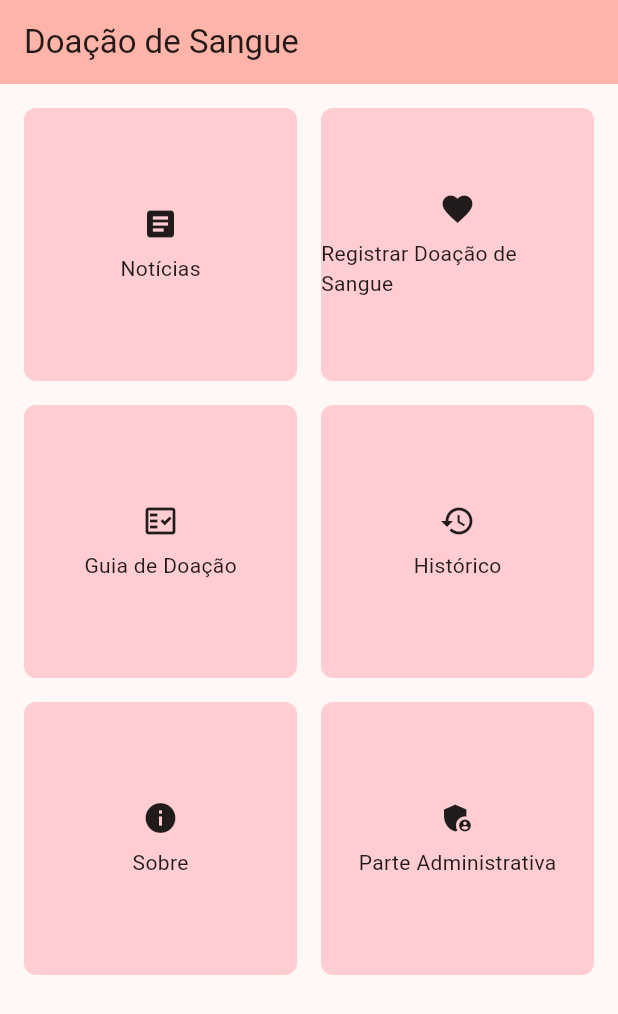
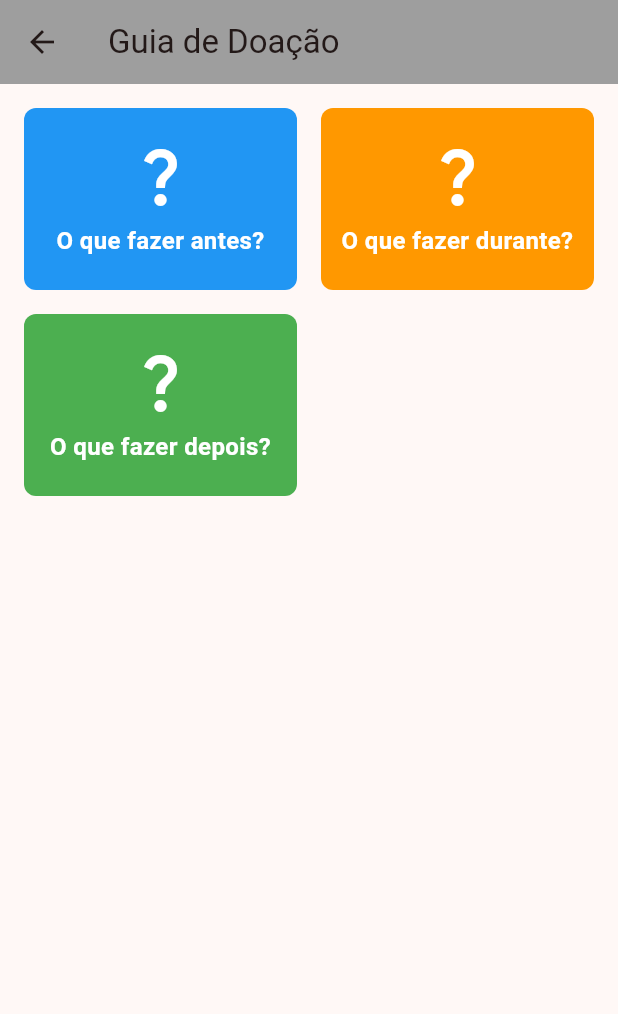
Before and after one commit to MatheusSaleh/AppBancoDeSangue, a Flutter app: the screen it shows after launch, after a tap on "Guia de Doação", on a phone screen of 412 x 824 dp. Shown: the top 1014 px of the screen. Run offline on Flutter 3.47's test engine with Material 2 defaults, Android fonts, the phone set to English and light mode, and no system bars.

Commit message:
nova tela

```diff
--- /dev/null
+++ b/lib/guia_doacao_sangue.dart
@@ -0,0 +1,57 @@
+import 'package:flutter/material.dart';
+
+class GuiaDoacaoScreen extends StatelessWidget{
+  @override
+  Widget build(BuildContext context) {
+    return Scaffold(
+      appBar: AppBar(
+        title: const Text('Guia de Doação'),
+        backgroundColor: Colors.grey,
+      ),
+      body: GridView.count(
+          crossAxisCount: 2,
+          padding: const EdgeInsets.all(16),
+          childAspectRatio: 1.5,
+          crossAxisSpacing: 16,
+          mainAxisSpacing: 16,
+        children: [
+          _buildMenuItem(context, 'O que fazer antes?', Colors.blue, Icons.question_mark),
+          _buildMenuItem(context, 'O que fazer durante?', Colors.orange, Icons.question_mark),
+          _buildMenuItem(context, 'O que fazer depois?', Colors.green, Icons.question_mark),
+        ],
+      ),
+    );
+  }
+
+  Widget _buildMenuItem(BuildContext context, String title, Color color, IconData icon){
+    return GestureDetector(
+      onTap: (){
+
+      },
+      child: Container(
+        decoration: BoxDecoration(
+          color: color,
+          borderRadius: BorderRadius.circular(8),
+        ),
+        child: Column(
+          mainAxisAlignment: MainAxisAlignment.center,
+          children: [
+            Icon(icon, size: 48, color: Colors.white),
+            const SizedBox(
+              height: 8,
+            ),
+            Text(
+                title,
+              textAlign: TextAlign.center,
+              style: TextStyle(
+                color: Colors.white,
+                fontSize: 16,
+                fontWeight: FontWeight.bold
+              ),
+            )
+          ],
+        ),
+      ),
+    );
+  }
+}
--- a/lib/main.dart
+++ b/lib/main.dart
@@ -1,3 +1,4 @@
+import 'package:appbancodesangue/guia_doacao_sangue.dart';
 import 'package:flutter/material.dart';
 
 void main() {
@@ -60,8 +61,12 @@
           final option = entry.value;
           return GestureDetector(
             onTap: () {
-              // ignore: avoid_print
-              print(option);
+              if(index == 2){
+                Navigator.push(context, MaterialPageRoute(builder: (context) => GuiaDoacaoScreen()),
+                );
+              } else{
+                print(option);
+              }
             },
             child: Container(
               decoration: BoxDecoration(
```
